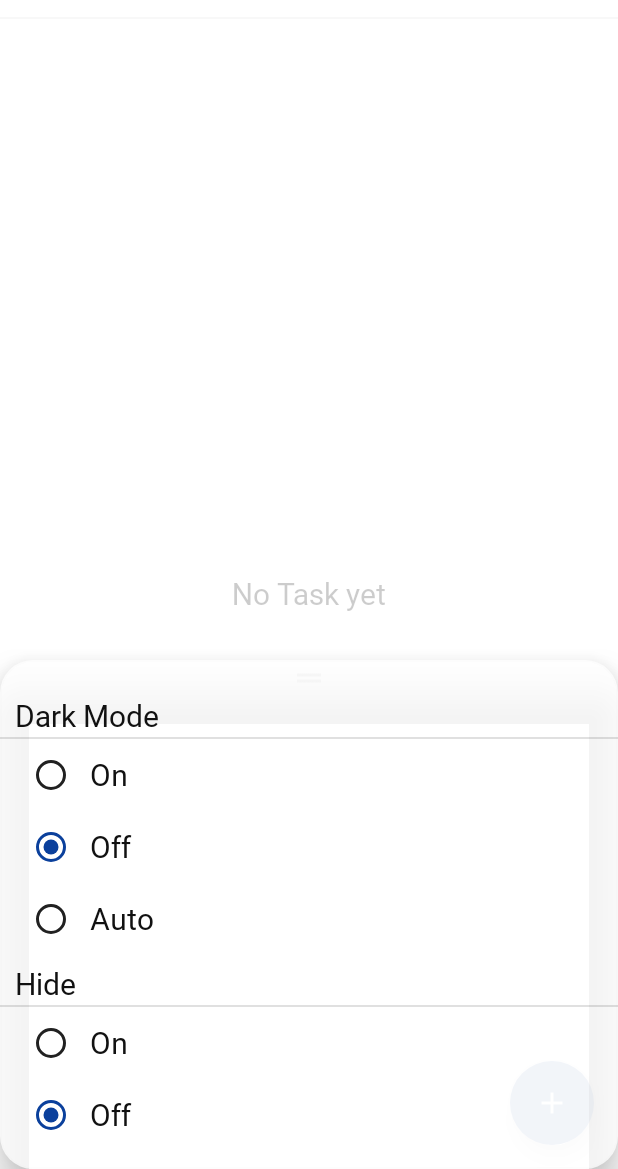
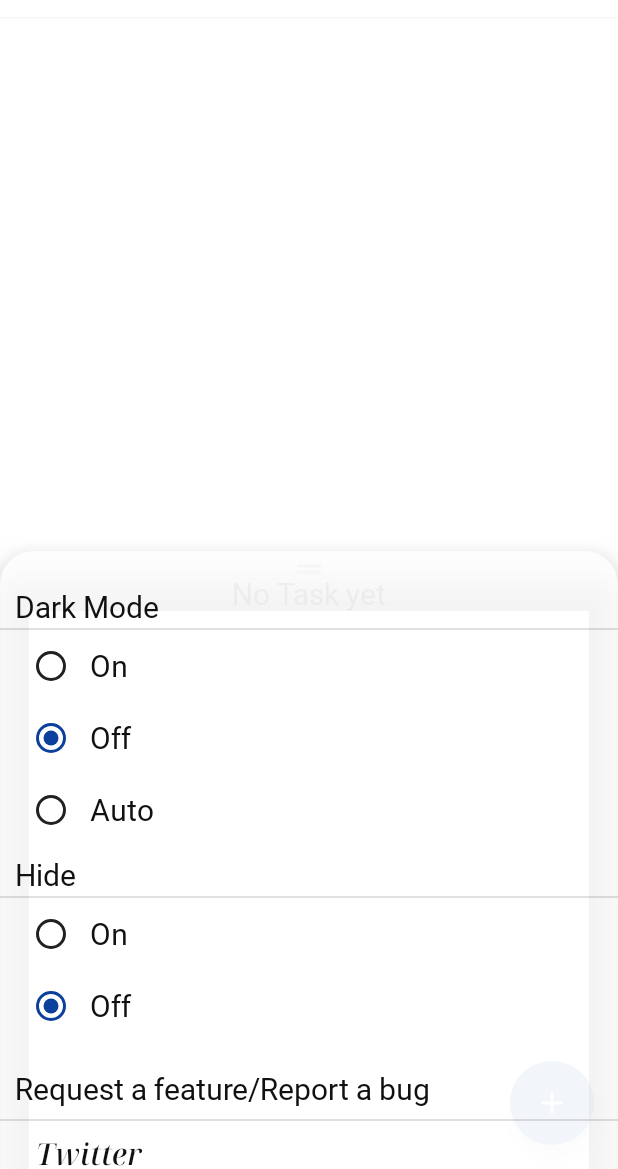
Before and after one commit to anorld-droid/Mi-Todo, an Android app built with Jetpack Compose: the composable Home shown on its own in the app's theme, after a tap on "Bottom Sheet", on a phone screen of 412 x 824 dp, the part 67-1236 px from its top. Run offline under Robolectric (Android 15) with nearby library versions, the phone set to English and light mode, and no system bars; our stand-ins replace Room's generated code, accompanist; Roboto replaces fonts that are not available here; 2 statements that could not run were skipped.

Commit message:
Created Home screen function that wraps the home function in a swipe to refresh composable.

```diff
--- a/app/src/main/java/com/anorlddroid/mi_todo/ui/Home.kt
+++ b/app/src/main/java/com/anorlddroid/mi_todo/ui/Home.kt
@@ -46,26 +46,70 @@ import com.anorlddroid.mi_todo.data.database.TodoMinimal
 import com.anorlddroid.mi_todo.ui.components.*
 import com.anorlddroid.mi_todo.ui.theme.*
 import com.anorlddroid.mi_todo.ui.utils.AlarmReceiver
+import com.anorlddroid.mi_todo.ui.utils.makePhoneCall
+import com.anorlddroid.mi_todo.ui.utils.openTwitter
+import com.anorlddroid.mi_todo.ui.utils.openWhatsApp
 import com.google.accompanist.insets.statusBarsPadding
+import com.google.accompanist.swiperefresh.SwipeRefresh
+import com.google.accompanist.swiperefresh.SwipeRefreshIndicator
+import com.google.accompanist.swiperefresh.rememberSwipeRefreshState
 import kotlinx.coroutines.CoroutineScope
 import kotlinx.coroutines.launch
 import java.time.*
 
 const val CHANNEL_ID = "channel 1"
 
+@OptIn(ExperimentalAnimationApi::class, androidx.compose.material.ExperimentalMaterialApi::class)
+@Composable
+fun HomeScreen(
+    coroutineScope: CoroutineScope,
+    scaffoldState: ScaffoldState,
+) {
+    val viewModel: MiTodoViewModel = viewModel()
+    val isRefreshing by viewModel.refreshing.collectAsState()
+    var refresh = rememberSwipeRefreshState(isRefreshing)
+    Box(modifier = Modifier.fillMaxSize()) {
+        SwipeRefresh(
+            state = refresh,
+            onRefresh = {
+                viewModel.refresh()
+            },
+            indicator = { state, trigger ->
+                SwipeRefreshIndicator(
+                    state = state,
+                    refreshTriggerDistance = trigger,
+                    scale = true,
+                    backgroundColor = MaterialTheme.colors.secondary,
+                    contentColor = MaterialTheme.colors.background,
+                    arrowEnabled = true,
+                    modifier = Modifier.padding(top = 80.dp),
+                    elevation = 4.dp
+                )
+
+            }
+        ) {
+            refresh = rememberSwipeRefreshState(isRefreshing = true)
+            Home(coroutineScope, scaffoldState, viewModel)
+            refresh =
+                rememberSwipeRefreshState(isRefreshing = false)
+        }
+    }
+}
+
 @ExperimentalAnimationApi
 @ExperimentalMaterialApi
 @Composable
 fun Home(
     coroutineScope: CoroutineScope,
-    scaffoldState: ScaffoldState
+    scaffoldState: ScaffoldState,
+    viewModel: MiTodoViewModel
 ) {
-    val viewModel: MiTodoViewModel = viewModel()
     val hideState = viewModel.hideState.collectAsState().value
     val selectedTime by viewModel.snoozeTime.collectAsState()
     val bottomSheetState =
         rememberModalBottomSheetState(initialValue = ModalBottomSheetValue.Hidden)
     val addTask = remember { mutableStateOf(false) }
+    val context = LocalContext.current
     ModalBottomSheetLayout(
         sheetState = bottomSheetState,
         sheetShape = RoundedCornerShape(22.dp),
@@ -125,6 +169,64 @@ fun Home(
                     viewModel = viewModel
                 )
                 Spacer(modifier = Modifier.height(12.dp))
+                Text(
+                    text = "Request a feature/Report a bug",
+                    style = TextStyle(
+                        fontFamily = Gothic,
+                        fontSize = 20.sp,
+                        fontWeight = FontWeight.Medium,
+                        lineHeight = 24.sp
+                    ),
+                    modifier = Modifier.padding(
+                        top = 8.dp,
+                        bottom = 8.dp,
+                        start = 10.dp,
+                        end = 3.dp
+                    ),
+                    softWrap = true,
+                    overflow = TextOverflow.Visible,
+                    color = MaterialTheme.colors.secondary
+                )
+                MiTodoDivider()
+                Text(
+                    text = "Twitter",
+                    style = MaterialTheme.typography.h6.copy(
+                        fontWeight = FontWeight.Medium,
+                        fontFamily = NotoSerif
+                    ),
+                    color = MaterialTheme.colors.secondary,
+                    modifier = Modifier
+                        .padding(start = 24.dp, bottom = 10.dp, top = 8.dp)
+                        .clickable {
+                            openTwitter(context)
+                        }
+                )
+                Text(
+                    text = "WhatsApp",
+                    style = MaterialTheme.typography.h6.copy(
+                        fontWeight = FontWeight.Medium,
+                        fontFamily = NotoSerif
+                    ),
+                    color = MaterialTheme.colors.secondary,
+                    modifier = Modifier
+                        .padding(start = 24.dp, bottom = 10.dp)
+                        .clickable {
+                            openWhatsApp(context)
+                        }
+                )
+                Text(
+                    text = "Make a phone call",
+                    style = MaterialTheme.typography.h6.copy(
+                        fontWeight = FontWeight.Medium,
+                        fontFamily = NotoSerif
+                    ),
+                    color = MaterialTheme.colors.secondary,
+                    modifier = Modifier
+                        .padding(start = 24.dp, bottom = 15.dp)
+                        .clickable {
+                            makePhoneCall(context)
+                        }
+                )
             }
         }
     ) {
@@ -456,7 +558,7 @@ fun formatMeal(
             coroutineScope = coroutineScope,
             context = context,
             scaffoldState = scaffoldState,
-            viewModel = viewModel
+            viewModel = viewModel,
         )
     }
 }
@@ -464,7 +566,7 @@ fun formatMeal(
 fun MealTypeConvertor(
     mealType: MealType
 ) =
-    if (mealType.name == MealType.BREAKFAST.name) "Breakfast" else if (mealType.name == MealType.LUNCH.name) "Lunch" else "Super"
+    if (mealType.name == MealType.BREAKFAST.name) "Breakfast" else if (mealType.name == MealType.LUNCH.name) "Lunch" else "Supper"
 
 @OptIn(ExperimentalAnimationApi::class)
 @Composable
@@ -475,7 +577,7 @@ fun TasksItem(
     coroutineScope: CoroutineScope,
     context: Context,
     scaffoldState: ScaffoldState,
-    viewModel: MiTodoViewModel
+    viewModel: MiTodoViewModel,
 ) {
     MiTodoSurface(
         shape = CutCornerShape(4.dp),
```
